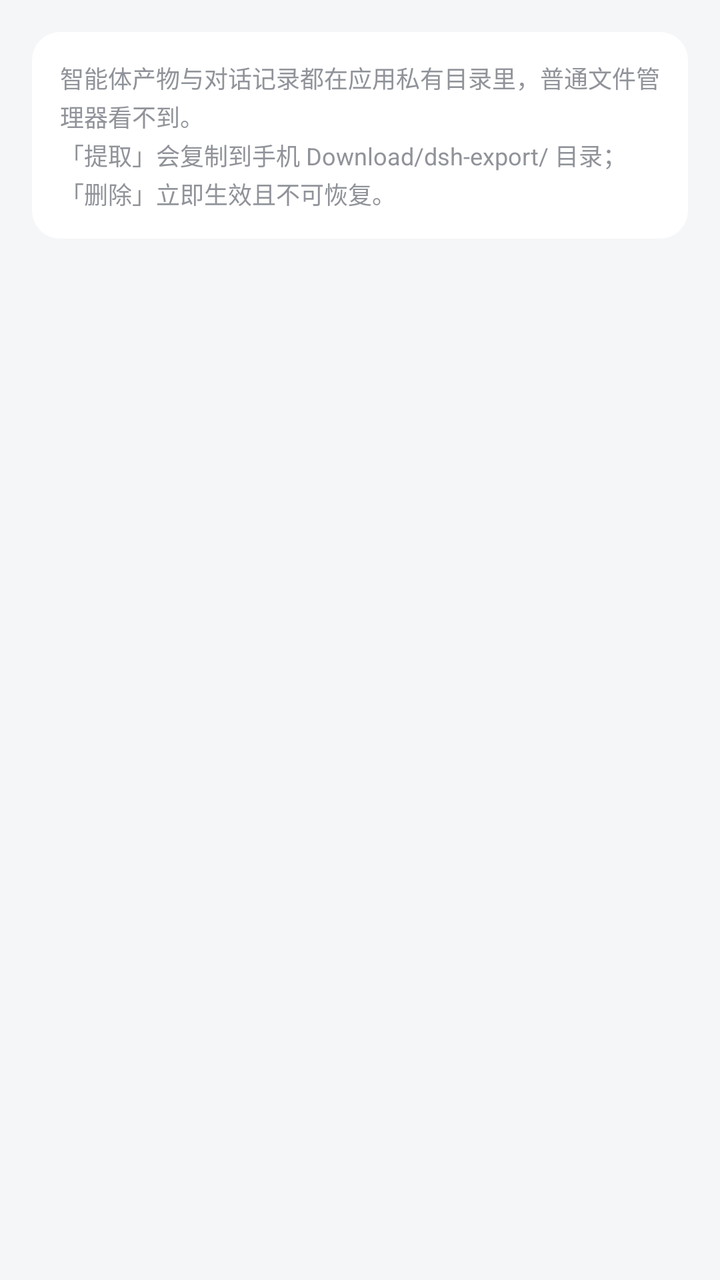
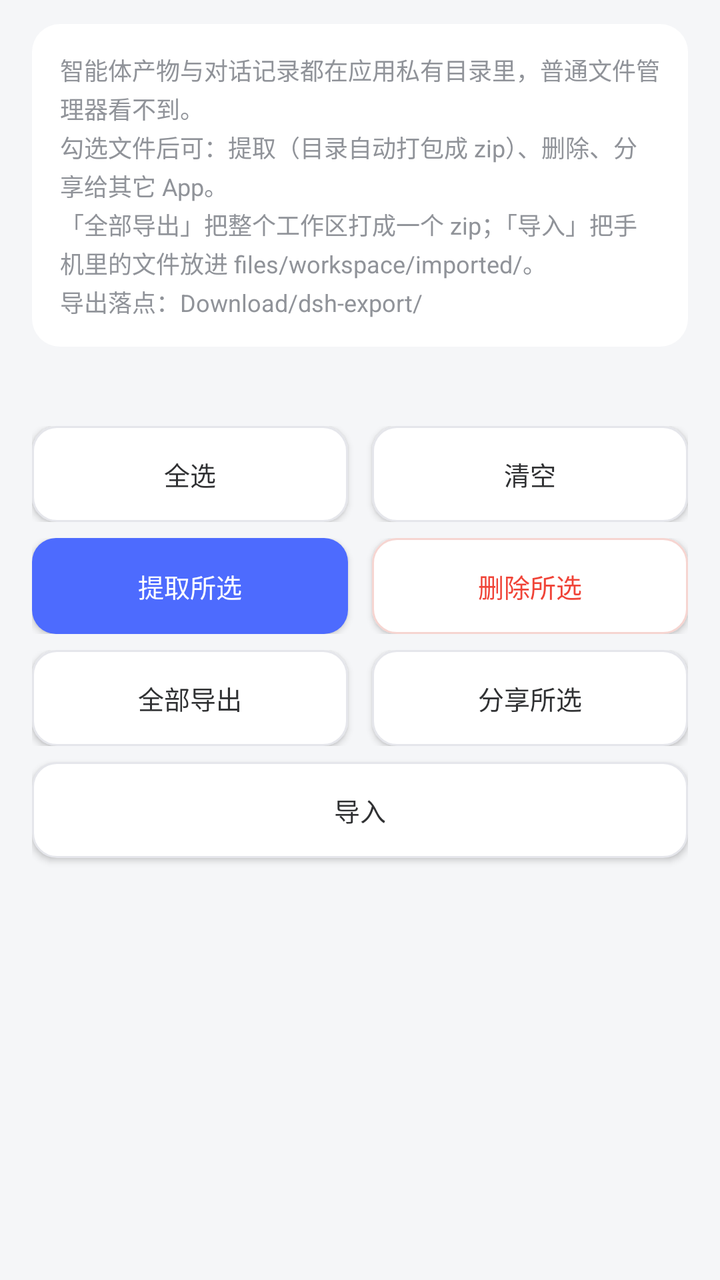

Screens rendered from an Android XML layout before and after an edit, with the pre-edit source and the edit as a unified diff.
<!-- AndroidManifest.xml: activity theme SettingsTheme -->
<!-- res/layout/activity_artifacts.xml -->
<?xml version="1.0" encoding="utf-8"?>
<ScrollView xmlns:android="http://schemas.android.com/apk/res/android"
    android:layout_width="match_parent"
    android:layout_height="match_parent"
    android:fillViewport="true"
    android:scrollbars="none">

    <LinearLayout
        android:layout_width="match_parent"
        android:layout_height="wrap_content"
        android:orientation="vertical"
        android:padding="16dp">

        <LinearLayout
            android:layout_width="match_parent"
            android:layout_height="wrap_content"
            android:orientation="vertical"
            android:background="@drawable/bg_card"
            android:padding="14dp">

            <TextView
                android:layout_width="wrap_content"
                android:layout_height="wrap_content"
                android:text="@string/artifacts_hint"
                android:textColor="@color/text_secondary"
                android:textSize="12sp"
                android:lineSpacingExtra="2dp" />
        </LinearLayout>

        <LinearLayout
            android:id="@+id/artifacts_container"
            android:layout_width="match_parent"
            android:layout_height="wrap_content"
            android:layout_marginTop="12dp"
            android:orientation="vertical" />

        <TextView
            android:id="@+id/artifacts_stat"
            android:layout_width="wrap_content"
            android:layout_height="wrap_content"
            android:layout_gravity="center_horizontal"
            android:layout_marginTop="20dp"
            android:textColor="@color/text_secondary"
            android:textSize="12sp" />
    </LinearLayout>
</ScrollView>
<!-- resources referenced by this layout -->
<resources>
  <color name="text_secondary">#909399</color>
  <string name="artifacts_hint">智能体产物与对话记录都在应用私有目录里，普通文件管理器看不到。\n「提取」会复制到手机 Download/dsh-export/ 目录；「删除」立即生效且不可恢复。</string>
  <color name="surface">#FFFFFF</color>
  <color name="window_bg">#F5F6F8</color>
  <color name="brand_primary">#4D6BFE</color>
  <color name="text_primary">#303133</color>
  <!-- unchanged entries left out for length: 2 -->
</resources>

<!-- the commit's change to res/layout/activity_artifacts.xml (unified diff, before → after) -->
@@ -1,46 +1,159 @@
 <?xml version="1.0" encoding="utf-8"?>
-<ScrollView xmlns:android="http://schemas.android.com/apk/res/android"
+<LinearLayout xmlns:android="http://schemas.android.com/apk/res/android"
     android:layout_width="match_parent"
     android:layout_height="match_parent"
-    android:fillViewport="true"
-    android:scrollbars="none">
+    android:orientation="vertical"
+    android:paddingLeft="16dp"
+    android:paddingRight="16dp"
+    android:paddingTop="12dp"
+    android:paddingBottom="12dp">
 
+    
     <LinearLayout
         android:layout_width="match_parent"
         android:layout_height="wrap_content"
         android:orientation="vertical"
-        android:padding="16dp">
+        android:background="@drawable/bg_card"
+        android:padding="14dp">
 
-        <LinearLayout
-            android:layout_width="match_parent"
+        <TextView
+            android:layout_width="wrap_content"
             android:layout_height="wrap_content"
-            android:orientation="vertical"
-            android:background="@drawable/bg_card"
-            android:padding="14dp">
+            android:lineSpacingExtra="2dp"
+            android:text="@string/artifacts_hint_multi"
+            android:textColor="@color/text_secondary"
+            android:textSize="12sp" />
+    </LinearLayout>
 
-            <TextView
-                android:layout_width="wrap_content"
-                android:layout_height="wrap_content"
-                android:text="@string/artifacts_hint"
-                android:textColor="@color/text_secondary"
-                android:textSize="12sp"
-                android:lineSpacingExtra="2dp" />
-        </LinearLayout>
+    
+    <TextView
+        android:id="@+id/artifacts_stat"
+        android:layout_width="wrap_content"
+        android:layout_height="wrap_content"
+        android:layout_marginTop="12dp"
+        android:textColor="@color/text_primary"
+        android:textSize="13sp"
+        android:textStyle="bold" />
+
+    
+    <LinearLayout
+        android:layout_width="match_parent"
+        android:layout_height="wrap_content"
+        android:layout_marginTop="10dp"
+        android:orientation="horizontal">
+
+        <Button
+            android:id="@+id/btn_select_all"
+            style="@style/DshButtonSecondary"
+            android:layout_width="0dp"
+            android:layout_height="wrap_content"
+            android:layout_marginRight="6dp"
+            android:layout_weight="1"
+            android:text="@string/btn_select_all"
+            android:textSize="13sp" />
+
+        <Button
+            android:id="@+id/btn_select_none"
+            style="@style/DshButtonSecondary"
+            android:layout_width="0dp"
+            android:layout_height="wrap_content"
+            android:layout_marginLeft="6dp"
+            android:layout_weight="1"
+            android:text="@string/btn_select_none"
+            android:textSize="13sp" />
+    </LinearLayout>
+
+    
+    <LinearLayout
+        android:layout_width="match_parent"
+        android:layout_height="wrap_content"
+        android:layout_marginTop="8dp"
+        android:orientation="horizontal">
+
+        <Button
+            android:id="@+id/btn_extract_sel"
+            style="@style/DshButtonPrimary"
+            android:layout_width="0dp"
+            android:layout_height="wrap_content"
+            android:layout_marginRight="6dp"
+            android:layout_weight="1"
+            android:text="@string/btn_extract_sel"
+            android:textSize="13sp" />
+
+        <Button
+            android:id="@+id/btn_delete_sel"
+            style="@style/DshButtonDanger"
+            android:layout_width="0dp"
+            android:layout_height="wrap_content"
+            android:layout_marginLeft="6dp"
+            android:layout_weight="1"
+            android:text="@string/btn_delete_sel"
+            android:textSize="13sp" />
+    </LinearLayout>
+
+    
+    <LinearLayout
+        android:layout_width="match_parent"
+        android:layout_height="wrap_content"
+        android:layout_marginTop="8dp"
+        android:orientation="horizontal">
+
+        <Button
+            android:id="@+id/btn_export_ws"
+            style="@style/DshButtonSecondary"
+            android:layout_width="0dp"
+            android:layout_height="wrap_content"
+            android:layout_marginRight="6dp"
+            android:layout_weight="1"
+            android:text="@string/btn_export_ws"
+            android:textSize="13sp" />
+
+        <Button
+            android:id="@+id/btn_share_sel"
+            style="@style/DshButtonSecondary"
+            android:layout_width="0dp"
+            android:layout_height="wrap_content"
+            android:layout_marginLeft="6dp"
+            android:layout_weight="1"
+            android:text="@string/btn_share_sel"
+            android:textSize="13sp" />
+    </LinearLayout>
+
+    
+    <Button
+        android:id="@+id/btn_import"
+        style="@style/DshButtonSecondary"
+        android:layout_width="match_parent"
+        android:layout_height="wrap_content"
+        android:layout_marginTop="8dp"
+        android:text="@string/btn_import"
+        android:textSize="13sp" />
+
+    
+    <TextView
+        android:id="@+id/artifacts_status"
+        android:layout_width="wrap_content"
+        android:layout_height="wrap_content"
+        android:layout_marginTop="8dp"
+        android:textColor="@color/brand_primary"
+        android:textSize="12sp"
+        android:visibility="gone" />
+
+    
+    <ScrollView
+        android:id="@+id/artifacts_scroll"
+        android:layout_width="match_parent"
+        android:layout_height="0dp"
+        android:layout_marginTop="10dp"
+        android:layout_weight="1"
+        android:fillViewport="true"
+        android:scrollbars="none">
 
         <LinearLayout
             android:id="@+id/artifacts_container"
             android:layout_width="match_parent"
             android:layout_height="wrap_content"
-            android:layout_marginTop="12dp"
-            android:orientation="vertical" />
-
-        <TextView
-            android:id="@+id/artifacts_stat"
-            android:layout_width="wrap_content"
-            android:layout_height="wrap_content"
-            android:layout_gravity="center_horizontal"
-            android:layout_marginTop="20dp"
-            android:textColor="@color/text_secondary"
-            android:textSize="12sp" />
-    </LinearLayout>
-</ScrollView>
+            android:orientation="vertical"
+            android:paddingBottom="8dp" />
+    </ScrollView>
+</LinearLayout>
<!-- resource entries referenced after the edit -->
@@ -1,9 +1,91 @@
 <!-- resources referenced by this layout -->
 <resources>
   <color name="text_secondary">#909399</color>
-  <string name="artifacts_hint">智能体产物与对话记录都在应用私有目录里，普通文件管理器看不到。\n「提取」会复制到手机 Download/dsh-export/ 目录；「删除」立即生效且不可恢复。</string>
+  <string name="artifacts_hint_multi">智能体产物与对话记录都在应用私有目录里，普通文件管理器看不到。\n勾选文件后可：提取（目录自动打包成 zip）、删除、分享给其它 App。\n「全部导出」把整个工作区打成一个 zip；「导入」把手机里的文件放进 files/workspace/imported/。\n导出落点：Download/dsh-export/</string>
+  <string name="btn_delete_sel">删除所选</string>
+  <string name="btn_export_ws">全部导出</string>
+  <string name="btn_extract_sel">提取所选</string>
+  <string name="btn_import">导入</string>
+  <string name="btn_select_all">全选</string>
+  <string name="btn_select_none">清空</string>
+  <string name="btn_share_sel">分享所选</string>
+  <style name="DshButtonDanger" parent="android:Widget.Material.Button">
+          <item name="android:background">@drawable/bg_button_danger</item>
+          <item name="android:textColor">@color/danger</item>
+          <item name="android:textSize">15sp</item>
+          <item name="android:textAllCaps">false</item>
+      </style>
+  <style name="DshButtonPrimary" parent="android:Widget.Material.Button">
+          <item name="android:background">@drawable/bg_button_primary</item>
+          <item name="android:textColor">#FFFFFF</item>
+          <item name="android:textSize">15sp</item>
+          <item name="android:textAllCaps">false</item>
+      </style>
+  <style name="DshButtonSecondary" parent="android:Widget.Material.Button">
+          <item name="android:background">@drawable/bg_button_secondary</item>
+          <item name="android:textColor">@color/text_primary</item>
+          <item name="android:textSize">15sp</item>
+          <item name="android:textAllCaps">false</item>
+      </style>
   <color name="surface">#FFFFFF</color>
+  <!-- drawable bg_button_danger (drawable) -->
+  <?xml version="1.0" encoding="utf-8"?>
+  <selector xmlns:android="http://schemas.android.com/apk/res/android">
+      <item android:state_pressed="true">
+          <shape>
+              <solid android:color="#FDECEA" />
+              <stroke android:width="1dp" android:color="@color/danger_border" />
+              <corners android:radius="12dp" />
+          </shape>
+      </item>
+      <item>
+          <shape>
+              <solid android:color="@color/surface" />
+              <stroke android:width="1dp" android:color="@color/danger_border" />
+              <corners android:radius="12dp" />
+          </shape>
+      </item>
+  </selector>
+  <color name="danger">#F04438</color>
+  <!-- drawable bg_button_primary (drawable) -->
+  <?xml version="1.0" encoding="utf-8"?>
+  <selector xmlns:android="http://schemas.android.com/apk/res/android">
+      <item android:state_pressed="true">
+          <shape>
+              <solid android:color="@color/brand_dark" />
+              <corners android:radius="12dp" />
+          </shape>
+      </item>
+      <item>
+          <shape>
+              <solid android:color="@color/brand_primary" />
+              <corners android:radius="12dp" />
+          </shape>
+      </item>
+  </selector>
+  <!-- drawable bg_button_secondary (drawable) -->
+  <?xml version="1.0" encoding="utf-8"?>
+  <selector xmlns:android="http://schemas.android.com/apk/res/android">
+      <item android:state_pressed="true">
+          <shape>
+              <solid android:color="@color/pressed_bg" />
+              <stroke android:width="1dp" android:color="@color/divider" />
+              <corners android:radius="12dp" />
+          </shape>
+      </item>
+      <item>
+          <shape>
+              <solid android:color="@color/surface" />
+              <stroke android:width="1dp" android:color="@color/divider" />
+              <corners android:radius="12dp" />
+          </shape>
+      </item>
+  </selector>
   <color name="window_bg">#F5F6F8</color>
+  <color name="danger_border">#F6D5D1</color>
+  <color name="brand_dark">#3B53E4</color>
+  <color name="pressed_bg">#EEF0F5</color>
+  <color name="divider">#E5E6EB</color>
   <color name="brand_primary">#4D6BFE</color>
   <color name="text_primary">#303133</color>
   <!-- unchanged entries left out for length: 2 -->
